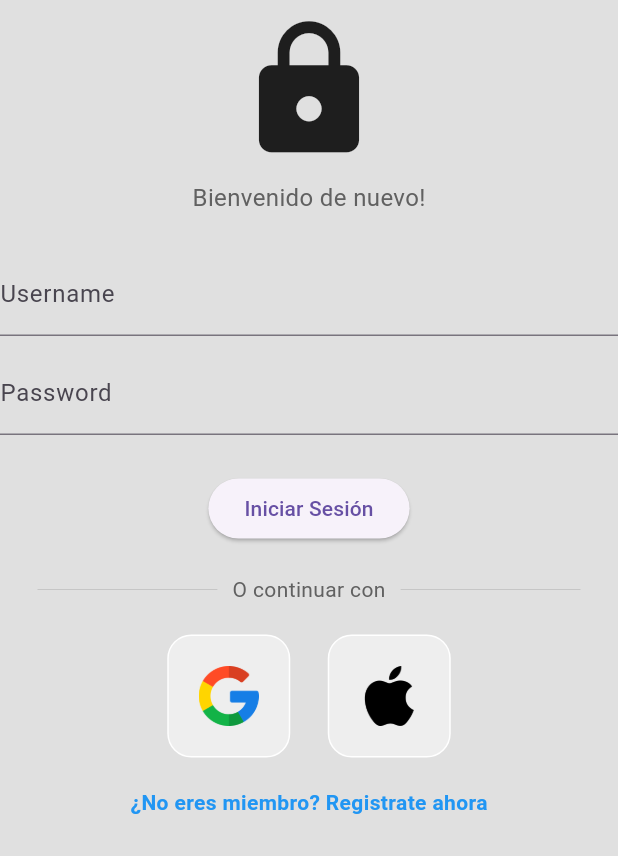
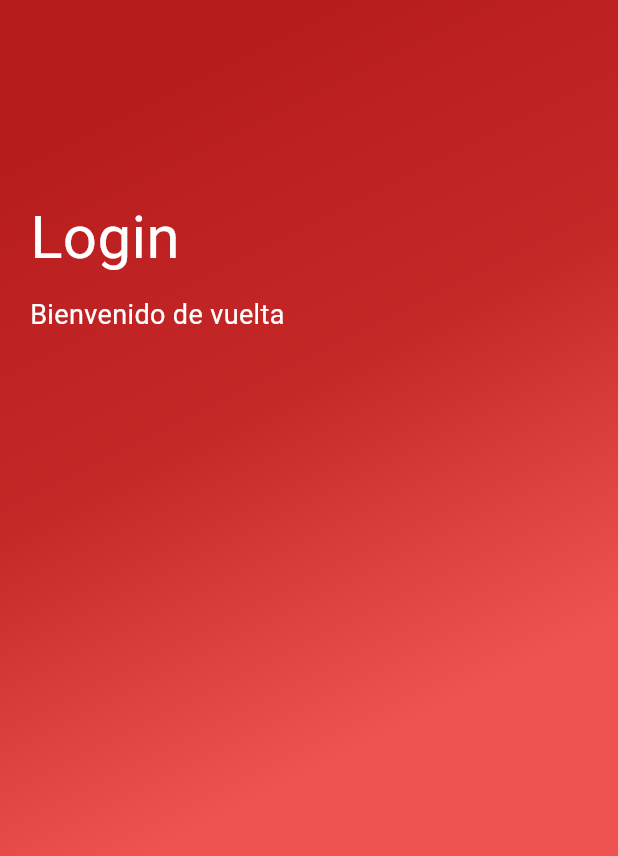
Before and after one commit to ripleyos/ProyectoGimnasio, a Flutter app: the screen it shows after launch, on a phone screen of 412 x 824 dp. Shown: the top 856 px of the screen. Run offline on Flutter 3.47's test engine with Material 3 defaults, Android fonts, the phone set to English and light mode, and no system bars; our stand-ins replace firebase_auth, flutter_secure_storage; accounts and stored records are empty; statements that could not run were skipped.

Commit message:
Todavia no esta terminado, falta la segunda parte del login

```diff
--- a/trabajologinflutter/lib/Pages/login_page.dart
+++ b/trabajologinflutter/lib/Pages/login_page.dart
@@ -31,14 +31,14 @@ class _LoginPageState extends State<LoginPage> {
         context: context,
         builder: (BuildContext context) {
           return AlertDialog(
-            title: Text('Error de inicio de sesión'),
+            title: const Text('Error de inicio de sesión'),
             content: Text(errorMessage),
             actions: <Widget>[
               TextButton(
                 onPressed: () {
                   Navigator.of(context).pop();
                 },
-                child: Text('OK'),
+                child: const Text('OK'),
               ),
             ],
           );
@@ -50,103 +50,39 @@ class _LoginPageState extends State<LoginPage> {
   @override
   Widget build(BuildContext context) {
     return Scaffold(
-      backgroundColor: Colors.grey[300],
-      body: SafeArea(
-        child: SingleChildScrollView(
-          child: Center(
-            child: Column(
-              mainAxisAlignment: MainAxisAlignment.center,
-              children: [
-                const SizedBox(height: 10),
-                const Icon(
-                  Icons.lock,
-                  size: 100,
-                ),
-                const SizedBox(height: 10),
-                Text(
-                  'Bienvenido de nuevo!',
-                  style: TextStyle(
-                    color: Colors.grey[700],
-                    fontSize: 16,
-                  ),
-                ),
-                const SizedBox(height: 25),
-                TextFormField(
-                  controller: _usernameController,
-                  decoration: InputDecoration(labelText: 'Username'),
-                  keyboardType: TextInputType.emailAddress,
-                ),
-                const SizedBox(height: 10),
-                TextFormField(
-                  controller: _passwordController,
-                  decoration: InputDecoration(labelText: 'Password'),
-                  obscureText: true,
-                ),
-                const SizedBox(height: 25),
-                ElevatedButton(
-                  onPressed: _signIn,
-                  child: Text('Iniciar Sesión'),
-                ),
-                const SizedBox(height: 20),
-                Padding(
-                  padding: const EdgeInsets.symmetric(horizontal: 25.0),
-                  child: Row(
-                    mainAxisAlignment: MainAxisAlignment.center,
-                    children: [
-                      Expanded(
-                        child: Divider(
-                          thickness: 0.5,
-                          color: Colors.grey[400],
-                        ),
-                      ),
-                      Padding(
-                        padding: const EdgeInsets.symmetric(horizontal: 10.0),
-                        child: Text(
-                          'O continuar con',
-                          style: TextStyle(color: Colors.grey[700]),
-                        ),
-                      ),
-                      Expanded(
-                        child: Divider(
-                          thickness: 0.5,
-                          color: Colors.grey[400],
-                        ),
-                      ),
-                    ],
-                  ),
-                ),
-                const SizedBox(height: 20),
-                Row(
-                  mainAxisAlignment: MainAxisAlignment.center,
-                  children: const [
-                    SquareTile(imagePath: 'lib/images/google.png'),
-                    SizedBox(width: 25),
-                    SquareTile(imagePath: 'lib/images/apple.png')
-                  ],
-                ),
-                const SizedBox(height: 20),
-                GestureDetector(
-                  onTap: () {
-                    Navigator.push(
-                      context,
-                      MaterialPageRoute(builder: (context) => RegistroPage()),
-                    );
-                  },
-                  child: Text(
-                    '¿No eres miembro? Registrate ahora',
-                    style: TextStyle(
-                      color: Colors.blue,
-                      fontWeight: FontWeight.bold,
-                    ),
-                  ),
-                ),
-              ],
-            ),
-          ),
+      body: Container(
+        padding: const EdgeInsets.symmetric(vertical: 30),
+        width: double.infinity,
+        decoration: const BoxDecoration(
+          gradient: LinearGradient(
+            begin: Alignment.topCenter,
+            colors: [
+              Color(0xFFB71C1C),
+              Color(0xFFC62828),
+              Color(0xFFEF5350)
+            ]
+          )
         ),
+        child: const Column(
+          crossAxisAlignment: CrossAxisAlignment.start,
+          children: <Widget>[
+            SizedBox(height: 80,),
+            Padding(
+              padding: EdgeInsets.all(20),
+                child: Column(
+                 crossAxisAlignment: CrossAxisAlignment.start, // Corrección aquí
+                  children: <Widget>[
+                    Text("Login",style: TextStyle(color: Colors.white, fontSize: 40),),
+                    SizedBox(height: 10),
+                    Text("Bienvenido de vuelta",style: TextStyle(color: Colors.white, fontSize: 18),),
+                ],
+               ),
+              )
+          ]
+        )
       ),
     );
-  }
+
 }
 
 
@@ -155,9 +91,9 @@ class NewPage extends StatelessWidget {
   Widget build(BuildContext context) {
     return Scaffold(
       appBar: AppBar(
-        title: Text('Página Nueva'),
+        title: const Text('Página Nueva'),
       ),
-      body: Center(
+      body: const Center(
         child: Text('Has iniciado sesión correctamente!'),
       ),
     );
```
Also changed, not shown: 1 other file.
